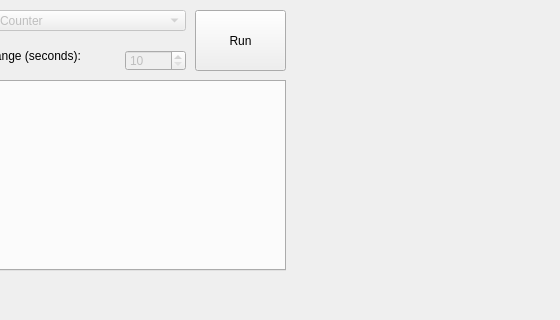
First picture: the form in mainwindow.ui, repository ahp-electronics/xc-gui, before the edit; both pictures show x 545 to 1105 and y 0 to 320 of the 1105 by 600 pixel window.
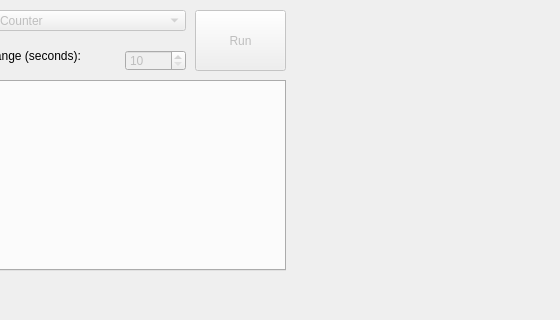
Second picture: the form after the edit.

Commit message: Enable Run button after connection

```diff
--- a/mainwindow.ui
+++ b/mainwindow.ui
@@ -263,6 +263,9 @@
     </property>
    </widget>
    <widget class="QPushButton" name="Run">
+    <property name="enabled">
+     <bool>false</bool>
+    </property>
     <property name="geometry">
      <rect>
       <x>740</x>
```
The commit also changes 1 other file.
